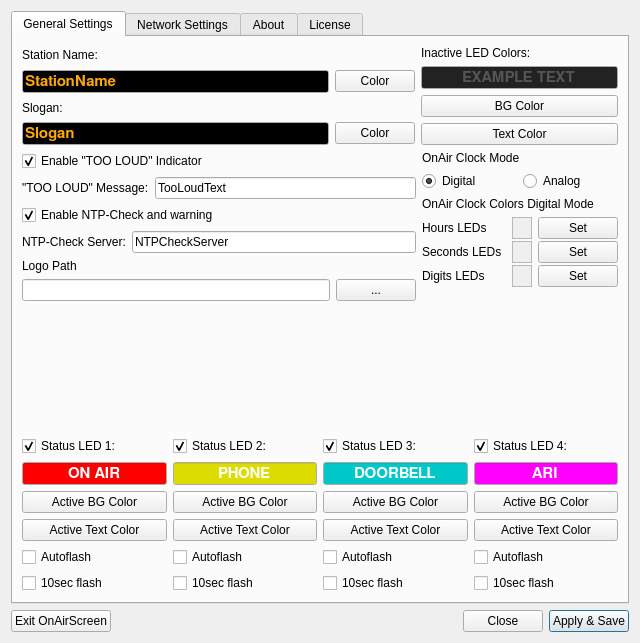
This is settings.ui in saschaludwig/OnAirScreen as Qt 5 draws it before an edit. The edited form follows.
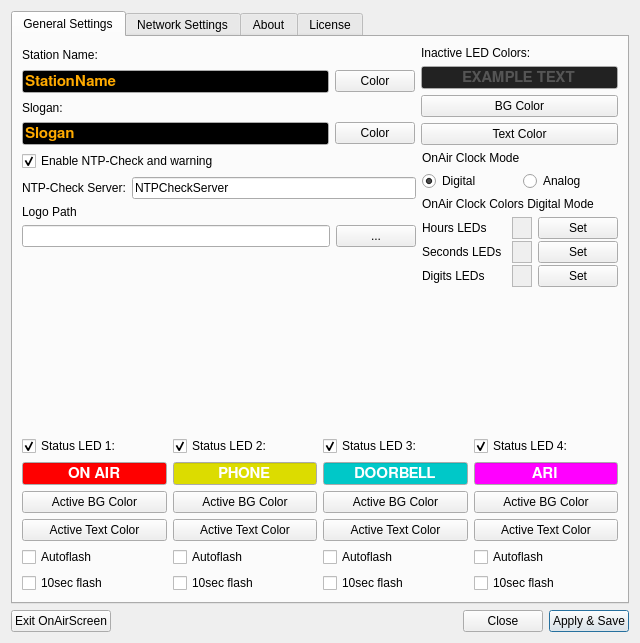
This is the edited form. Icons and pictures are not drawn.

Commit message: removed unused Too Loud feature

The edit to the form file:
```diff
--- a/settings.ui
+++ b/settings.ui
@@ -446,52 +446,6 @@
         <layout class="QHBoxLayout" name="horizontalLayout_8">
          <item>
           <layout class="QVBoxLayout" name="verticalLayout_4">
-           <item>
-            <widget class="QCheckBox" name="checkBox_TooLoud">
-             <property name="enabled">
-              <bool>true</bool>
-             </property>
-             <property name="sizePolicy">
-              <sizepolicy hsizetype="Minimum" vsizetype="Fixed">
-               <horstretch>0</horstretch>
-               <verstretch>0</verstretch>
-              </sizepolicy>
-             </property>
-             <property name="text">
-              <string>Enable &quot;TOO LOUD&quot; Indicator</string>
-             </property>
-             <property name="checked">
-              <bool>true</bool>
-             </property>
-            </widget>
-           </item>
-           <item>
-            <layout class="QHBoxLayout" name="horizontalLayout_4">
-             <property name="sizeConstraint">
-              <enum>QLayout::SetDefaultConstraint</enum>
-             </property>
-             <item>
-              <widget class="QLabel" name="label_3">
-               <property name="enabled">
-                <bool>true</bool>
-               </property>
-               <property name="text">
-                <string>&quot;TOO LOUD&quot; Message:</string>
-               </property>
-               <property name="buddy">
-                <cstring>TooLoudText</cstring>
-               </property>
-              </widget>
-             </item>
-             <item>
-              <widget class="QLineEdit" name="TooLoudText">
-               <property name="text">
-                <string>TooLoudText</string>
-               </property>
-              </widget>
-             </item>
-            </layout>
-           </item>
            <item>
             <widget class="QCheckBox" name="checkBox_NTPCheck">
              <property name="text">
```
Left out of the diff: 35 changed lines with no effect on the pictures. The commit also changes 2 other files.
